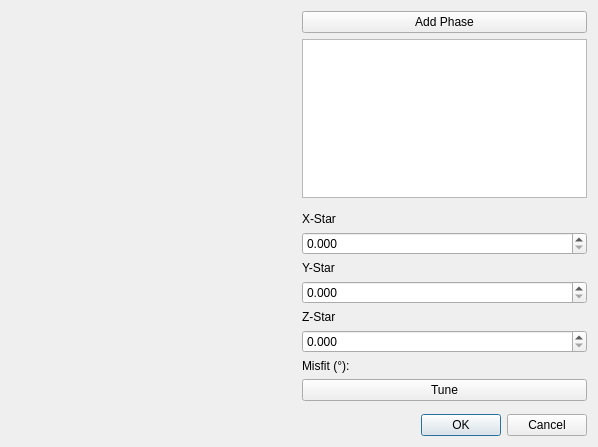
Before: the Qt Designer form ui/pattern_center.ui in EBSP-Indexer/EBSP-Indexer, drawn with Qt 5.
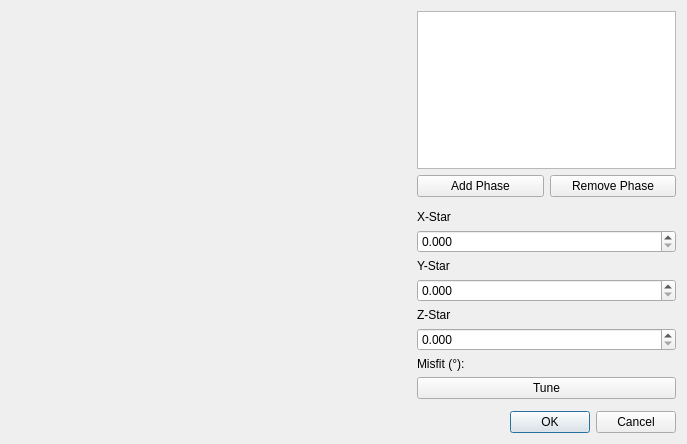
After: the same form once the commit is applied. Custom widgets are drawn as their Qt base class.

Patch:
```diff
--- a/ui/pattern_center.ui
+++ b/ui/pattern_center.ui
@@ -6,8 +6,8 @@
    <rect>
     <x>0</x>
     <y>0</y>
-    <width>598</width>
-    <height>447</height>
+    <width>687</width>
+    <height>444</height>
    </rect>
   </property>
   <property name="windowTitle">
@@ -15,11 +15,23 @@
   </property>
   <layout class="QHBoxLayout" name="horizontalLayout">
    <item>
-    <widget class="MplWidget" name="MplWidget" native="true"/>
+    <widget class="MplWidget" name="MplWidget" native="true">
+     <property name="minimumSize">
+      <size>
+       <width>400</width>
+       <height>400</height>
+      </size>
+     </property>
+    </widget>
    </item>
    <item>
     <layout class="QVBoxLayout" name="verticalLayout">
      <item>
+      <widget class="QListWidget" name="listPhases"/>
+     </item>
+     <item>
+      <layout class="QHBoxLayout" name="horizontalLayout_3">
+       <item>
       <widget class="QPushButton" name="buttonAddPhase">
        <property name="text">
         <string>Add Phase</string>
@@ -27,14 +39,13 @@
       </widget>
      </item>
      <item>
-      <widget class="QListView" name="listPhases">
-       <property name="sizePolicy">
-        <sizepolicy hsizetype="Preferred" vsizetype="Preferred">
-         <horstretch>0</horstretch>
-         <verstretch>0</verstretch>
-        </sizepolicy>
-       </property>
-      </widget>
+        <widget class="QPushButton" name="buttonRemovePhase">
+         <property name="text">
+          <string>Remove Phase</string>
+         </property>
+        </widget>
+       </item>
+      </layout>
      </item>
      <item>
       <spacer name="verticalSpacer">
```
Left out of the diff: 2 changed lines with no effect on the pictures. Lines whose indentation alone changed are shown as unchanged.
